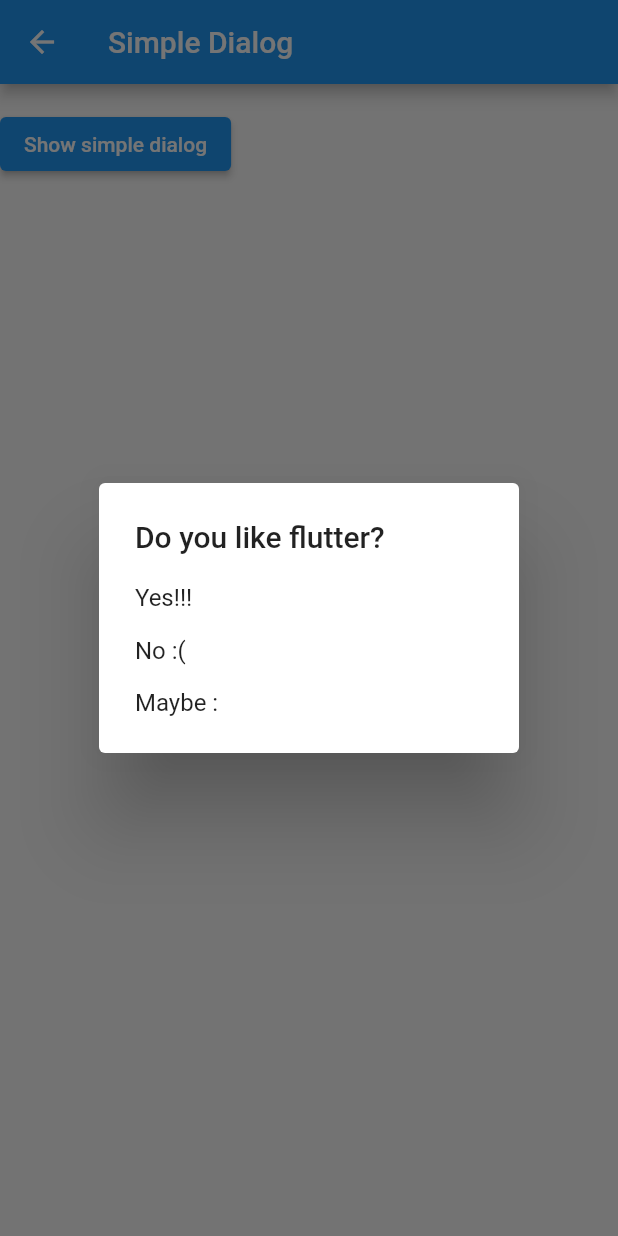
After one commit to mhrjnamar/udemy_flutter_beginner, a Flutter app: the SimpleDialogPractice screen opened directly, after a tap on "Show simple dialog", on a phone screen of 412 x 824 dp. The commit adds this screen. Run offline on Flutter 3.47's test engine with Material 2 defaults, Android fonts, the phone set to English and light mode, and no system bars.

Commit message:
SimpleDialog Practice

```diff
--- a/lib/section_5_notification/Section5.dart
+++ b/lib/section_5_notification/Section5.dart
@@ -1,5 +1,5 @@
 import 'package:flutter/material.dart';
-import 'package:udemy_flutter_beginner/section_5_notification/chapters/AlertDialogPractice.dart';
+import 'package:udemy_flutter_beginner/section_5_notification/chapters/SimpleDialogPractice.dart';
 
 class Section5 extends StatefulWidget {
   @override
@@ -10,6 +10,7 @@ class _Section5State extends State<Section5> {
   @override
   Widget build(BuildContext context) {
     // return BottomSheetPractice();
-    return AlertDialogPractice();
+    // return AlertDialogPractice();
+    return SimpleDialogPractice();
   }
 }
--- /dev/null
+++ b/lib/section_5_notification/chapters/SimpleDialogPractice.dart
@@ -0,0 +1,70 @@
+import 'package:flutter/material.dart';
+import 'dart:async';
+
+class SimpleDialogPractice extends StatefulWidget {
+  @override
+  _SimpleDialogPracticeState createState() => _SimpleDialogPracticeState();
+}
+
+
+enum Answers{YES, NO, MAYBE}
+
+class _SimpleDialogPracticeState extends State<SimpleDialogPractice> {
+  String _value ='';
+
+  void _setValue(String value) => setState(() => _value= value);
+  Future _askUser()  async {
+    switch(
+    await showDialog(context: context,
+        builder: (BuildContext context) => SimpleDialog(
+          title: Text("Do you like flutter?"),
+          children: [
+            SimpleDialogOption(
+              child: Text('Yes!!!'),
+              onPressed: () => Navigator.pop(context, Answers.YES),
+            ),
+            SimpleDialogOption(
+              child: Text('No :('),
+              onPressed: () => Navigator.pop(context, Answers.NO),
+            ),
+            SimpleDialogOption(
+              child: Text('Maybe :'),
+              onPressed: () => Navigator.pop(context, Answers.MAYBE),
+            ),
+          ],
+
+        ) )
+    ){
+      case Answers.YES:
+        _setValue('Yes');
+        break;
+      case Answers.NO:
+        _setValue('No');
+        break;
+      case Answers.MAYBE:
+        _setValue('Maybe');
+        break;
+    }
+  }
+
+
+  @override
+  Widget build(BuildContext context) {
+    return Scaffold(
+      appBar: AppBar(
+        title: Text("Simple Dialog"),
+      ),
+      body: Column(
+        children: [
+          Text(_value),
+
+          ElevatedButton(
+          onPressed: _askUser,
+          child: Text("Show simple dialog"),
+        ),
+
+      ]
+      ),
+    );
+  }
+}
```
Also changed, not shown: lib/section_5_notification/assignments/Section5Assignment.dart (added).
